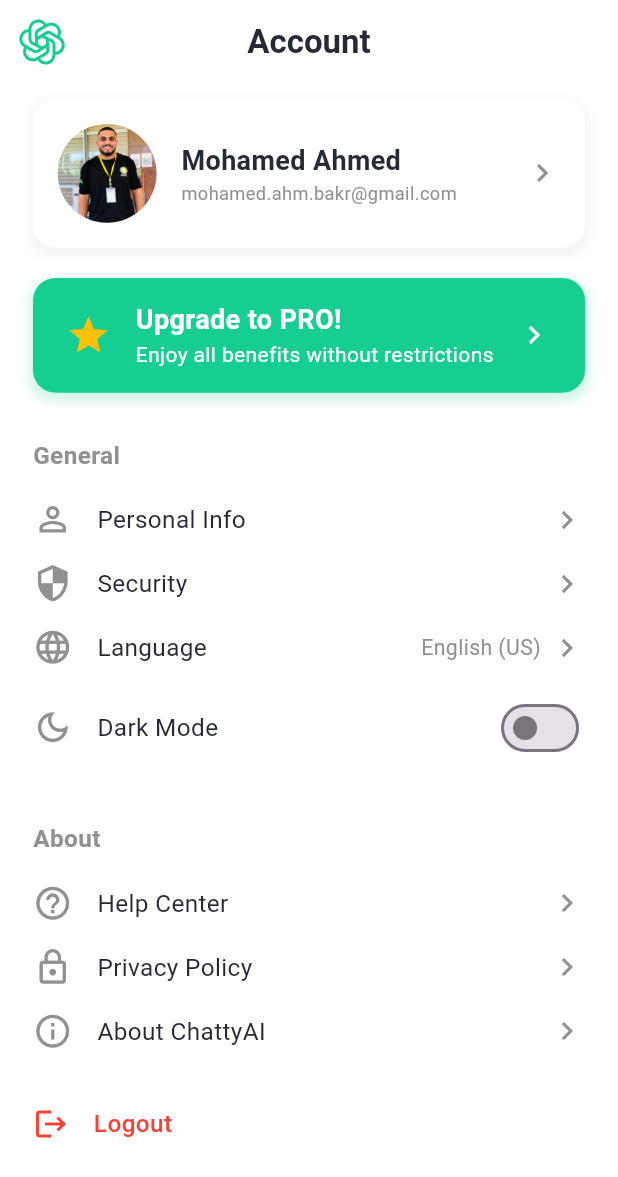
After one commit to mohamedbakr2005/Chatty_Ai, a Flutter app: the AccountScreen screen opened directly, on a phone screen of 412 x 824 dp. The commit adds this screen. Shown: the top 1177 px of the screen. Run offline on Flutter 3.47's test engine with Material 3 defaults, Android fonts, the phone set to English and light mode, and no system bars; our stand-ins replace flutter_bloc, flutter_screenutil, hive, hive_flutter, share_plus; accounts and stored records are empty.

Commit message:
Create Account_screen

```diff
--- a/lib/core/constants/app_images.dart
+++ b/lib/core/constants/app_images.dart
@@ -3,4 +3,5 @@
   static const mainIconGrey = 'assets/images/icon_grey.png';
   static const empty = 'assets/images/empty.png';
   static const notFound = 'assets/images/not-found.png';
+  static const userAvatar = 'assets/images/me.jpg';
 }
--- /dev/null
+++ b/lib/views/Account/ui/Account_screen.dart
@@ -0,0 +1,92 @@
+import 'package:chatty_ai/core/constants/app_colors.dart';
+import 'package:chatty_ai/core/constants/app_images.dart';
+import 'package:chatty_ai/core/constants/app_spacing.dart';
+import 'package:chatty_ai/views/Account/widgets/LogoutButton.dart';
+import 'package:chatty_ai/views/Account/widgets/MenuItem.dart';
+import 'package:chatty_ai/views/Account/widgets/ProfileCard.dart';
+import 'package:chatty_ai/views/Account/widgets/SectionTitle.dart';
+import 'package:chatty_ai/views/Account/widgets/ToggleMenuItem.dart';
+import 'package:chatty_ai/views/Account/widgets/UpgradeCard.dart';
+import 'package:flutter/material.dart';
+import 'package:flutter_screenutil/flutter_screenutil.dart';
+
+class AccountScreen extends StatefulWidget {
+  const AccountScreen({super.key});
+
+  @override
+  State<AccountScreen> createState() => _AccountScreenState();
+}
+
+class _AccountScreenState extends State<AccountScreen> {
+  bool isDarkMode = false;
+
+  @override
+  Widget build(BuildContext context) {
+    return Scaffold(
+      backgroundColor: AppColors.white,
+      appBar: AppBar(
+        backgroundColor: AppColors.white,
+        elevation: 0,
+        centerTitle: true,
+        title: const Text(
+          "Account",
+          style: TextStyle(
+            color: AppColors.textInputBackground,
+            fontWeight: FontWeight.bold,
+          ),
+        ),
+        leading: Padding(
+          padding: EdgeInsets.all(12.0),
+          child: Image.asset(AppImages.mainIcon, fit: BoxFit.contain),
+        ),
+      ),
+      body: SingleChildScrollView(
+        padding: EdgeInsets.symmetric(horizontal: 20.w, vertical: 10.h),
+        child: Column(
+          crossAxisAlignment: CrossAxisAlignment.start,
+          children: [
+            ProfileCard(),
+            verticalSpace(20),
+
+            UpgradeCard(),
+            verticalSpace(30),
+
+            SectionTitle("", title: "General"),
+            verticalSpace(10),
+            MenuItem(
+              icon: Icons.person_outline,
+              title: "Personal Info",
+              onTap: () {
+                // Navigator.push(
+                //   context,
+                //   MaterialPageRoute(
+                //     builder: (context) => const PersonalInfoScreen(),
+                //   ),
+                // );
+              },
+            ),
+            MenuItem(icon: Icons.security, title: "Security"),
+            MenuItem(
+              icon: Icons.language,
+              title: "Language",
+              trailingText: "English (US)",
+            ),
+            ToggleMenuItem(icon: Icons.dark_mode_outlined, title: "Dark Mode"),
+            verticalSpace(30),
+
+            // About Section
+            SectionTitle("", title: "About"),
+            verticalSpace(10),
+            MenuItem(icon: Icons.help_outline, title: "Help Center"),
+            MenuItem(icon: Icons.lock_outline, title: "Privacy Policy"),
+            MenuItem(icon: Icons.info_outline, title: "About ChattyAI"),
+            verticalSpace(20),
+
+            // Logout Button
+            LogoutButton(),
+          ],
+        ),
+      ),
+    );
+  }
+}
--- /dev/null
+++ b/lib/views/Account/widgets/LogoutButton.dart
@@ -0,0 +1,33 @@
+import 'package:chatty_ai/core/constants/app_spacing.dart';
+import 'package:flutter/material.dart';
+import 'package:flutter_screenutil/flutter_screenutil.dart';
+
+class LogoutButton extends StatelessWidget {
+  const LogoutButton({Key? key}) : super(key: key);
+
+  @override
+  Widget build(BuildContext context) {
+    return GestureDetector(
+      onTap: () {
+        // Handle logout logic here
+      },
+      child: Padding(
+        padding: EdgeInsets.symmetric(vertical: 8.h),
+        child: Row(
+          children: [
+            const Icon(Icons.logout, color: Colors.red, size: 24),
+            horizontalSpace(15),
+            Text(
+              "Logout",
+              style: TextStyle(
+                fontSize: 16.sp,
+                fontWeight: FontWeight.w500,
+                color: Colors.red,
+              ),
+            ),
+          ],
+        ),
+      ),
+    );
+  }
+}
--- /dev/null
+++ b/lib/views/Account/widgets/MenuItem.dart
@@ -0,0 +1,50 @@
+import 'package:chatty_ai/core/constants/app_colors.dart';
+import 'package:chatty_ai/core/constants/app_spacing.dart';
+import 'package:flutter/material.dart';
+import 'package:flutter_screenutil/flutter_screenutil.dart';
+
+class MenuItem extends StatelessWidget {
+  final IconData icon;
+  final String title;
+  final String? trailingText;
+  final VoidCallback? onTap;
+  const MenuItem({
+    Key? key,
+    required this.icon,
+    required this.title,
+    this.trailingText,
+    this.onTap,
+  }) : super(key: key);
+
+  @override
+  Widget build(BuildContext context) {
+    return GestureDetector(
+      onTap: onTap,
+      child: Padding(
+        padding: EdgeInsets.symmetric(vertical: 8.h),
+        child: Row(
+          children: [
+            Icon(icon, color: AppColors.gray, size: 24.w),
+            horizontalSpace(15),
+            Expanded(
+              child: Text(
+                title,
+                style: TextStyle(
+                  fontSize: 16.sp,
+                  color: AppColors.textInputBackground,
+                ),
+              ),
+            ),
+            if (trailingText != null)
+              Text(
+                trailingText ?? '',
+                style: TextStyle(fontSize: 14.sp, color: AppColors.gray),
+              ),
+            horizontalSpace(5),
+            const Icon(Icons.chevron_right, color: AppColors.gray),
+          ],
+        ),
+      ),
+    );
+  }
+}
--- /dev/null
+++ b/lib/views/Account/widgets/ProfileCard.dart
@@ -0,0 +1,57 @@
+import 'package:chatty_ai/core/constants/app_colors.dart';
+import 'package:chatty_ai/core/constants/app_images.dart';
+import 'package:chatty_ai/core/constants/app_spacing.dart';
+import 'package:flutter/material.dart';
+import 'package:flutter_screenutil/flutter_screenutil.dart';
+
+class ProfileCard extends StatelessWidget {
+  const ProfileCard({Key? key}) : super(key: key);
+
+  @override
+  Widget build(BuildContext context) {
+    return Container(
+      padding: EdgeInsets.all(15.w),
+      decoration: BoxDecoration(
+        color: AppColors.white,
+        borderRadius: BorderRadius.circular(15),
+        boxShadow: [
+          BoxShadow(
+            color: Colors.grey.withOpacity(0.1),
+            spreadRadius: 2,
+            blurRadius: 5,
+            offset: const Offset(0, 3),
+          ),
+        ],
+      ),
+      child: Row(
+        children: [
+          CircleAvatar(
+            radius: 30.w,
+            backgroundImage: Image.asset(AppImages.userAvatar).image,
+          ),
+          horizontalSpace(15),
+          Expanded(
+            child: Column(
+              crossAxisAlignment: CrossAxisAlignment.start,
+              children: [
+                const Text(
+                  "Mohamed Ahmed",
+                  style: TextStyle(
+                    fontSize: 18,
+                    fontWeight: FontWeight.bold,
+                    color: AppColors.textInputBackground,
+                  ),
+                ),
+                Text(
+                  "mohamed.ahm.bakr@gmail.com",
+                  style: TextStyle(fontSize: 12.sp, color: AppColors.gray),
+                ),
+              ],
+            ),
+          ),
+          const Icon(Icons.chevron_right, color: AppColors.gray),
+        ],
+      ),
+    );
+  }
+}
--- /dev/null
+++ b/lib/views/Account/widgets/SectionTitle.dart
@@ -0,0 +1,20 @@
+import 'package:chatty_ai/core/constants/app_colors.dart';
+import 'package:flutter/material.dart';
+import 'package:flutter_screenutil/flutter_screenutil.dart';
+
+class SectionTitle extends StatelessWidget {
+  final String title;
+  const SectionTitle(String s, {Key? key, required this.title}) : super(key: key);
+
+  @override
+  Widget build(BuildContext context) {
+    return Text(
+      title,
+      style: TextStyle(
+        fontSize: 16.sp,
+        fontWeight: FontWeight.w600,
+        color: AppColors.gray,
+      ),
+    );
+  }
+}
--- /dev/null
+++ b/lib/views/Account/widgets/ToggleMenuItem.dart
@@ -0,0 +1,50 @@
+import 'package:chatty_ai/core/constants/app_colors.dart';
+import 'package:chatty_ai/core/constants/app_spacing.dart';
+import 'package:flutter/material.dart';
+import 'package:flutter_screenutil/flutter_screenutil.dart';
+
+class ToggleMenuItem extends StatefulWidget {
+  final IconData icon;
+  final String title;
+
+  ToggleMenuItem({Key? key, required this.icon, required this.title})
+    : super(key: key);
+
+  @override
+  State<ToggleMenuItem> createState() => _ToggleMenuItemState();
+}
+
+class _ToggleMenuItemState extends State<ToggleMenuItem> {
+  bool isDarkMode = false;
+
+  @override
+  Widget build(BuildContext context) {
+    return Padding(
+      padding: EdgeInsets.symmetric(vertical: 8.h),
+      child: Row(
+        children: [
+          Icon(widget.icon, color: AppColors.gray, size: 24.w),
+          horizontalSpace(15),
+          Expanded(
+            child: Text(
+              widget.title,
+              style: TextStyle(
+                fontSize: 16.sp,
+                color: AppColors.textInputBackground,
+              ),
+            ),
+          ),
+          Switch(
+            value: isDarkMode,
+            onChanged: (value) {
+              setState(() {
+                isDarkMode = value;
+              });
+            },
+            activeColor: AppColors.primary,
+          ),
+        ],
+      ),
+    );
+  }
+}
--- /dev/null
+++ b/lib/views/Account/widgets/UpgradeCard.dart
@@ -0,0 +1,54 @@
+import 'package:chatty_ai/core/constants/app_colors.dart';
+import 'package:chatty_ai/core/constants/app_spacing.dart';
+import 'package:flutter/material.dart';
+import 'package:flutter_screenutil/flutter_screenutil.dart';
+
+class UpgradeCard extends StatelessWidget {
+  const UpgradeCard({Key? key}) : super(key: key);
+
+  @override
+  Widget build(BuildContext context) {
+    return Container(
+      width: double.infinity,
+      padding: EdgeInsets.symmetric(horizontal: 20.w, vertical: 15.h),
+      decoration: BoxDecoration(
+        color: AppColors.primary,
+        borderRadius: BorderRadius.circular(15),
+        boxShadow: [
+          BoxShadow(
+            color: AppColors.primary.withOpacity(0.2),
+            spreadRadius: 2,
+            blurRadius: 5,
+            offset: const Offset(0, 3),
+          ),
+        ],
+      ),
+      child: Row(
+        children: [
+          const Icon(Icons.star, color: Colors.amber, size: 30),
+          horizontalSpace(15),
+          Expanded(
+            child: Column(
+              crossAxisAlignment: CrossAxisAlignment.start,
+              children: const [
+                Text(
+                  "Upgrade to PRO!",
+                  style: TextStyle(
+                    fontSize: 18,
+                    fontWeight: FontWeight.bold,
+                    color: AppColors.white,
+                  ),
+                ),
+                Text(
+                  "Enjoy all benefits without restrictions",
+                  style: TextStyle(fontSize: 14, color: AppColors.white),
+                ),
+              ],
+            ),
+          ),
+          const Icon(Icons.chevron_right, color: AppColors.white),
+        ],
+      ),
+    );
+  }
+}
--- a/lib/views/ChatScreen/ui/chat_screen.dart
+++ b/lib/views/ChatScreen/ui/chat_screen.dart
@@ -5,6 +5,7 @@
 import 'package:chatty_ai/core/constants/app_images.dart';
 import 'package:chatty_ai/core/constants/app_spacing.dart';
 import 'package:chatty_ai/core/models/conversation.dart';
+import 'package:chatty_ai/views/ChatScreen/widgets/message_bubble.dart';
 import 'package:flutter/material.dart';
 import 'package:flutter/services.dart';
 import 'package:http/http.dart' as http;
@@ -13,7 +14,7 @@
 import 'package:hive/hive.dart';
 
 const OPENROUTER_API_KEY =
-    "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";
+    "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";
 
 class ChatScreen extends StatefulWidget {
   final String? conversationId; // لو جاي من History
@@ -247,30 +248,9 @@
                       itemCount: messages.length,
                       itemBuilder: (context, index) {
                         final msg = messages[index];
-                        return Align(
-                          alignment: msg.isUser
-                              ? Alignment.centerRight
-                              : Alignment.centerLeft,
-                          child: Container(
-                            padding: const EdgeInsets.all(12),
-                            margin: const EdgeInsets.all(6),
-                            decoration: BoxDecoration(
-                              color: msg.isUser
-                                  ? AppColors.primary
-                                  : AppColors.grayLight,
-                              borderRadius: BorderRadius.circular(12),
-                            ),
-                            child: Text(
-                              msg.text,
-                              style: TextStyle(
-                                fontSize: 18.sp,
-                                fontWeight: FontWeight.bold,
-                                color: msg.isUser
-                                    ? AppColors.white
-                                    : AppColors.black,
-                              ),
-                            ),
-                          ),
+                        return MessageBubble(
+                          text: msg.text,
+                          isUser: msg.isUser,
                         );
                       },
                     ),
--- /dev/null
+++ b/lib/views/ChatScreen/widgets/message_bubble.dart
@@ -0,0 +1,67 @@
+import 'package:chatty_ai/core/constants/app_colors.dart';
+import 'package:flutter/material.dart';
+import 'package:flutter/services.dart';
+import 'package:flutter_screenutil/flutter_screenutil.dart';
+import 'package:share_plus/share_plus.dart';
+
+class MessageBubble extends StatelessWidget {
+  final String text;
+  final bool isUser;
+
+  const MessageBubble({super.key, required this.text, required this.isUser});
+
+  void _copyText() {
+    Clipboard.setData(ClipboardData(text: text));
+  }
+
+  void _shareText() {
+    Share.share(text);
+  }
+
+  @override
+  Widget build(BuildContext context) {
+    return Align(
+      alignment: isUser ? Alignment.centerRight : Alignment.centerLeft,
+      child: Container(
+        padding: const EdgeInsets.all(12),
+        margin: const EdgeInsets.all(6),
+        decoration: BoxDecoration(
+          color: isUser ? AppColors.primary : AppColors.grayLight,
+          borderRadius: BorderRadius.circular(12),
+        ),
+        child: Column(
+          crossAxisAlignment: CrossAxisAlignment.end,
+          children: [
+            Text(
+              text,
+              style: TextStyle(
+                fontSize: 18.sp,
+                fontWeight: FontWeight.bold,
+                color: isUser ? AppColors.white : AppColors.black,
+              ),
+            ),
+
+            if (!isUser) SizedBox(height: 8.h),
+
+            if (!isUser)
+              Row(
+                mainAxisSize: MainAxisSize.min,
+                children: [
+                  GestureDetector(
+                    onTap: _copyText,
+                    child: Icon(Icons.copy, size: 20.w, color: AppColors.gray),
+                  ),
+                  SizedBox(width: 10.w),
+
+                  GestureDetector(
+                    onTap: _shareText,
+                    child: Icon(Icons.share, size: 20.w, color: AppColors.gray),
+                  ),
+                ],
+              ),
+          ],
+        ),
+      ),
+    );
+  }
+}
--- a/lib/views/Home/widgets/build_header.dart
+++ b/lib/views/Home/widgets/build_header.dart
@@ -12,17 +12,10 @@
     return Padding(
       padding: EdgeInsets.symmetric(horizontal: 20.w, vertical: 16.h),
       child: Row(
+        mainAxisAlignment: MainAxisAlignment.center,
         children: [
-          // Back arrow button
-          IconButton(
-            onPressed: () {
-              // TODO: Navigate back
-            },
-            icon: Icon(Icons.arrow_back, color: AppColors.black, size: 24.w),
-          ),
-
           // Centered title
-          Expanded(
+          Center(
             child: Text(
               'ChattyAI',
               style: TextStyle(
@@ -35,7 +28,6 @@
           ),
 
           // Empty space to balance the back button
-          SizedBox(width: 48.w),
         ],
       ),
     );
--- a/lib/views/init/init_screen.dart
+++ b/lib/views/init/init_screen.dart
@@ -1,3 +1,4 @@
+import 'package:chatty_ai/views/Account/ui/Account_screen.dart';
 import 'package:chatty_ai/views/History/ui/history_screen.dart';
 import 'package:chatty_ai/views/Home/ui/Home_Screen.dart';
 import 'package:chatty_ai/views/init/cubit/bottom_nav_cubit.dart';
@@ -33,7 +34,7 @@
       case 2:
         return const HistoryScreen();
       case 3:
-        return const HomeScreen();
+        return const AccountScreen();
       case 4:
         return const HomeScreen();
       default:
```
Also changed, not shown: assets/images/me.jpg (added).
